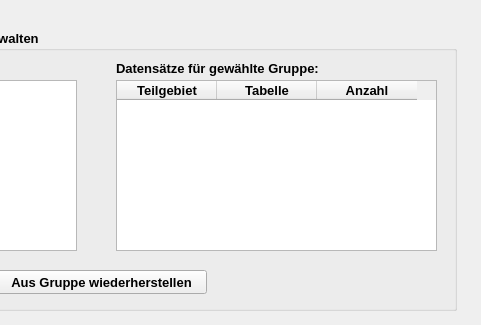
This is qkan/linkflaechen/res/application_managegroups.ui in hoettges/QKan as Qt 5 draws it before an edit; both pictures show x 194 to 675 and y 0 to 325 of the 675 by 608 pixel window. The edited form follows.
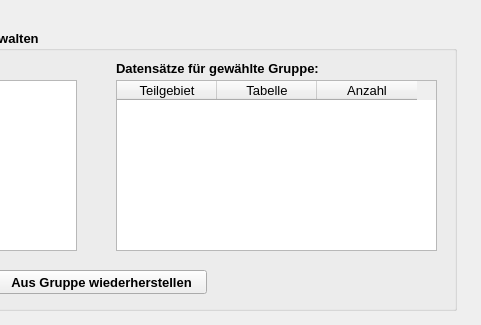
This is the edited form.

The edit to the form file:
```diff
--- a/qkan/linkflaechen/res/application_managegroups.ui
+++ b/qkan/linkflaechen/res/application_managegroups.ui
@@ -10,6 +10,11 @@
     <height>608</height>
    </rect>
   </property>
+  <property name="font">
+   <font>
+    <family>Tahoma</family>
+   </font>
+  </property>
   <property name="windowTitle">
    <string>Aus Verbindungslinien zugeordnete Haltungen in Flächen eintragen</string>
   </property>
@@ -102,6 +107,12 @@
       <height>171</height>
      </rect>
     </property>
+    <property name="font">
+     <font>
+      <weight>50</weight>
+      <bold>false</bold>
+     </font>
+    </property>
     <property name="selectionBehavior">
      <enum>QAbstractItemView::SelectRows</enum>
     </property>
```
Left out of the diff: 18 changed lines with no effect on the pictures.
